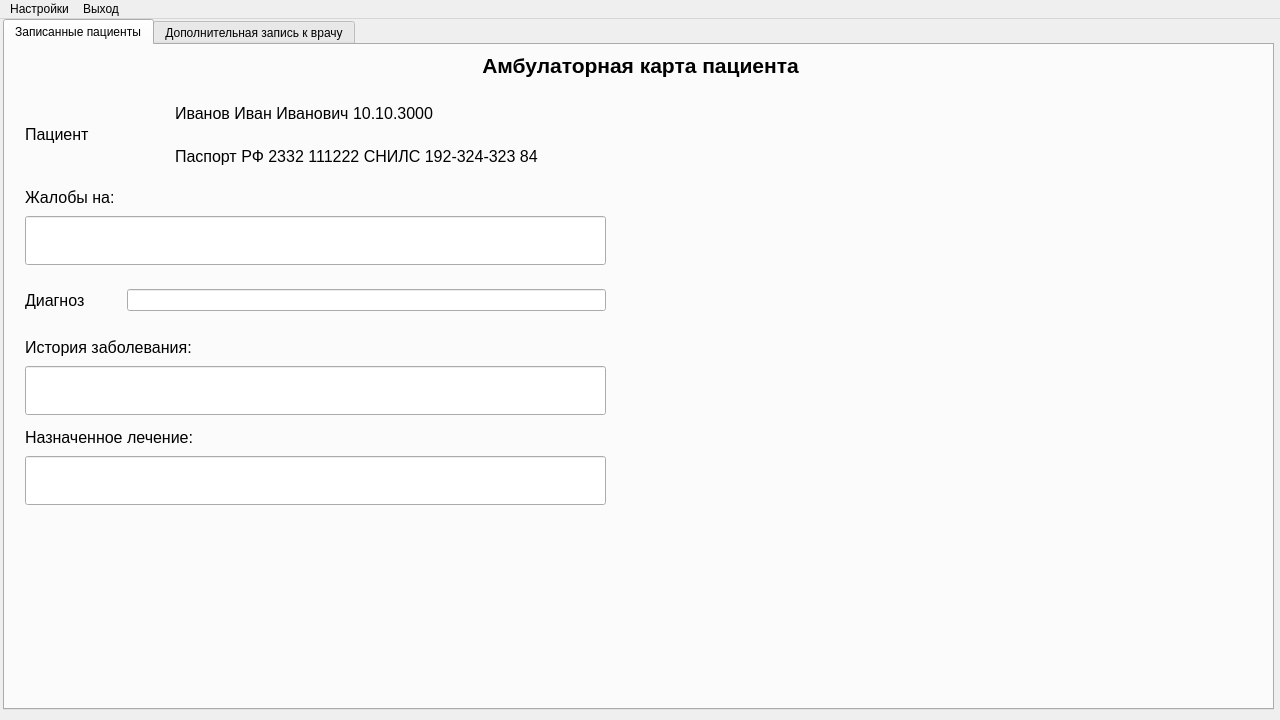
Old version of the form 6th-semester/software-architecture/src/client/View/ApplicationViewUi.ui in the repository theseChains/uni-assignments.
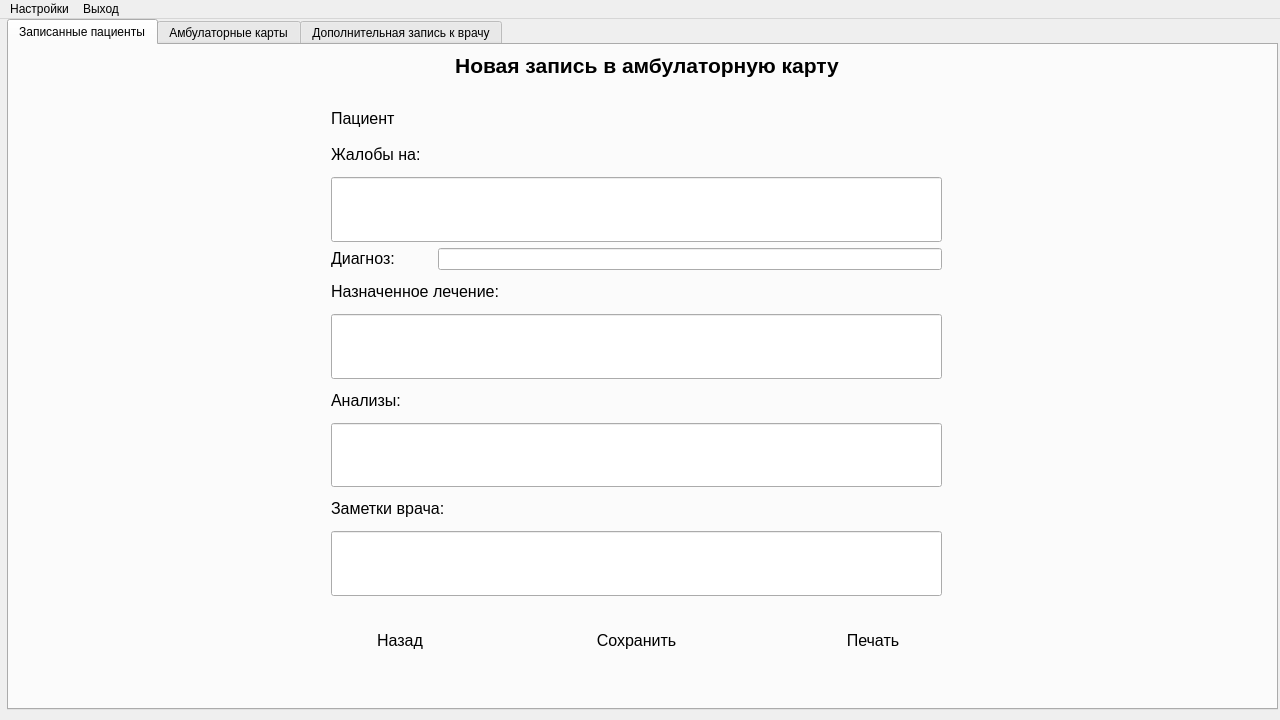
New version of the form. The open tabs and pages were chosen to show the change.

Commit message: Add untested list of appointments and adding a new medical record

What changed in the file:
```diff
--- a/6th-semester/software-architecture/src/client/View/ApplicationViewUi.ui
+++ b/6th-semester/software-architecture/src/client/View/ApplicationViewUi.ui
@@ -17,7 +17,7 @@
    <widget class="QStackedWidget" name="UserStackedWidget">
     <property name="geometry">
      <rect>
-      <x>1</x>
+      <x>4</x>
       <y>0</y>
       <width>1280</width>
       <height>720</height>
@@ -3258,7 +3258,7 @@
      <widget class="QTabWidget" name="tabWidget">
       <property name="geometry">
        <rect>
-        <x>2</x>
+        <x>3</x>
         <y>0</y>
         <width>1271</width>
         <height>691</height>
@@ -3274,7 +3274,7 @@
        <widget class="QStackedWidget" name="DoctorStackedWidget">
         <property name="geometry">
          <rect>
-          <x>0</x>
+          <x>2</x>
           <y>0</y>
           <width>1271</width>
           <height>661</height>
@@ -3492,7 +3492,7 @@
            <item>
             <widget class="QLabel" name="label_102">
              <property name="text">
-              <string>&lt;html&gt;&lt;head/&gt;&lt;body&gt;&lt;p align=&quot;center&quot;&gt;&lt;span style=&quot; font-size:16pt; font-weight:600;&quot;&gt;Амбулаторная карта пациента&lt;/span&gt;&lt;/p&gt;&lt;/body&gt;&lt;/html&gt;</string>
+              <string>&lt;html&gt;&lt;head/&gt;&lt;body&gt;&lt;p align=&quot;center&quot;&gt;&lt;span style=&quot; font-size:16pt; font-weight:600;&quot;&gt;Новая запись в амбулаторную карту&lt;/span&gt;&lt;/p&gt;&lt;/body&gt;&lt;/html&gt;</string>
              </property>
             </widget>
            </item>
@@ -3514,145 +3514,232 @@
          <widget class="QWidget" name="horizontalLayoutWidget_40">
           <property name="geometry">
            <rect>
-            <x>20</x>
-            <y>50</y>
-            <width>581</width>
-            <height>80</height>
+            <x>320</x>
+            <y>60</y>
+            <width>611</width>
+            <height>491</height>
            </rect>
           </property>
-          <layout class="QHBoxLayout" name="horizontalLayout_154" stretch="1,3">
+          <layout class="QVBoxLayout" name="verticalLayout_6">
            <item>
-            <widget class="QLabel" name="label_103">
-             <property name="text">
-              <string>&lt;html&gt;&lt;head/&gt;&lt;body&gt;&lt;p&gt;&lt;span style=&quot; font-size:12pt;&quot;&gt;Пациент&lt;/span&gt;&lt;/p&gt;&lt;/body&gt;&lt;/html&gt;</string>
-             </property>
-            </widget>
+            <layout class="QHBoxLayout" name="horizontalLayout_154" stretch="0,3">
+             <item>
+              <widget class="QLabel" name="label_103">
+               <property name="text">
+                <string>&lt;html&gt;&lt;head/&gt;&lt;body&gt;&lt;p&gt;&lt;span style=&quot; font-size:12pt;&quot;&gt;Пациент&lt;/span&gt;&lt;/p&gt;&lt;/body&gt;&lt;/html&gt;</string>
+               </property>
+              </widget>
+             </item>
+             <item>
+              <layout class="QVBoxLayout" name="verticalLayout_28">
+               <item>
+                <widget class="QLabel" name="MedRecordPatientInfo">
+                 <property name="text">
+                  <string>&lt;html&gt;&lt;head/&gt;&lt;body&gt;&lt;p&gt;&lt;br/&gt;&lt;/p&gt;&lt;/body&gt;&lt;/html&gt;</string>
+                 </property>
+                </widget>
+               </item>
+              </layout>
+             </item>
+            </layout>
            </item>
            <item>
-            <layout class="QVBoxLayout" name="verticalLayout_28">
+            <layout class="QVBoxLayout" name="verticalLayout_30" stretch="1,2">
              <item>
-              <widget class="QLabel" name="label_126">
+              <widget class="QLabel" name="label_128">
                <property name="text">
-                <string>&lt;html&gt;&lt;head/&gt;&lt;body&gt;&lt;p&gt;&lt;span style=&quot; font-size:12pt;&quot;&gt;Иванов Иван Иванович 10.10.3000&lt;/span&gt;&lt;/p&gt;&lt;/body&gt;&lt;/html&gt;</string>
+                <string>&lt;html&gt;&lt;head/&gt;&lt;body&gt;&lt;p&gt;&lt;span style=&quot; font-size:12pt;&quot;&gt;Жалобы на:&lt;/span&gt;&lt;/p&gt;&lt;/body&gt;&lt;/html&gt;</string>
                </property>
               </widget>
              </item>
              <item>
-              <widget class="QLabel" name="label_127">
+              <widget class="QLineEdit" name="ComplaintsLineEdit">
+               <property name="sizePolicy">
+                <sizepolicy hsizetype="Expanding" vsizetype="Preferred">
+                 <horstretch>0</horstretch>
+                 <verstretch>0</verstretch>
+                </sizepolicy>
+               </property>
+              </widget>
+             </item>
+            </layout>
+           </item>
+           <item>
+            <layout class="QHBoxLayout" name="horizontalLayout_156" stretch="1,5">
+             <item>
+              <widget class="QLabel" name="label_129">
                <property name="text">
-                <string>&lt;html&gt;&lt;head/&gt;&lt;body&gt;&lt;p&gt;&lt;span style=&quot; font-size:12pt;&quot;&gt;Паспорт РФ 2332 111222 СНИЛС 192-324-323 84&lt;/span&gt;&lt;/p&gt;&lt;/body&gt;&lt;/html&gt;</string>
+                <string>&lt;html&gt;&lt;head/&gt;&lt;body&gt;&lt;p&gt;&lt;span style=&quot; font-size:12pt;&quot;&gt;Диагноз:&lt;/span&gt;&lt;/p&gt;&lt;/body&gt;&lt;/html&gt;</string>
                </property>
               </widget>
              </item>
+             <item>
+              <widget class="QLineEdit" name="DiagnosisLineEdit"/>
+             </item>
             </layout>
            </item>
-          </layout>
-         </widget>
-         <widget class="QWidget" name="verticalLayoutWidget_13">
-          <property name="geometry">
-           <rect>
-            <x>20</x>
-            <y>140</y>
-            <width>581</width>
-            <height>80</height>
-           </rect>
-          </property>
-          <layout class="QVBoxLayout" name="verticalLayout_30" stretch="1,2">
            <item>
-            <widget class="QLabel" name="label_128">
-             <property name="text">
-              <string>&lt;html&gt;&lt;head/&gt;&lt;body&gt;&lt;p&gt;&lt;span style=&quot; font-size:12pt;&quot;&gt;Жалобы на:&lt;/span&gt;&lt;/p&gt;&lt;/body&gt;&lt;/html&gt;</string>
-             </property>
-            </widget>
+            <layout class="QVBoxLayout" name="verticalLayout_34" stretch="1,2">
+             <item>
+              <widget class="QLabel" name="label_131">
+               <property name="text">
+                <string>&lt;html&gt;&lt;head/&gt;&lt;body&gt;&lt;p&gt;&lt;span style=&quot; font-size:12pt;&quot;&gt;Назначенное лечение:&lt;/span&gt;&lt;/p&gt;&lt;/body&gt;&lt;/html&gt;</string>
+               </property>
+              </widget>
+             </item>
+             <item>
+              <widget class="QLineEdit" name="TreatmentLineEdit">
+               <property name="sizePolicy">
+                <sizepolicy hsizetype="Expanding" vsizetype="Preferred">
+                 <horstretch>0</horstretch>
+                 <verstretch>0</verstretch>
+                </sizepolicy>
+               </property>
+              </widget>
+             </item>
+            </layout>
            </item>
            <item>
-            <widget class="QLineEdit" name="lineEdit_49">
-             <property name="sizePolicy">
-              <sizepolicy hsizetype="Expanding" vsizetype="Preferred">
-               <horstretch>0</horstretch>
-               <verstretch>0</verstretch>
-              </sizepolicy>
-             </property>
-            </widget>
+            <layout class="QVBoxLayout" name="verticalLayout_36" stretch="1,2">
+             <item>
+              <widget class="QLabel" name="label_133">
+               <property name="text">
+                <string>&lt;html&gt;&lt;head/&gt;&lt;body&gt;&lt;p&gt;&lt;span style=&quot; font-size:12pt;&quot;&gt;Анализы:&lt;/span&gt;&lt;/p&gt;&lt;/body&gt;&lt;/html&gt;</string>
+               </property>
+              </widget>
+             </item>
+             <item>
+              <widget class="QLineEdit" name="TestsLineEdit">
+               <property name="sizePolicy">
+                <sizepolicy hsizetype="Expanding" vsizetype="Preferred">
+                 <horstretch>0</horstretch>
+                 <verstretch>0</verstretch>
+                </sizepolicy>
+               </property>
+              </widget>
+             </item>
+            </layout>
            </item>
+           <item>
+            <layout class="QVBoxLayout" name="verticalLayout_31" stretch="1,2">
+             <item>
+              <widget class="QLabel" name="label_130">
+               <property name="text">
+                <string>&lt;html&gt;&lt;head/&gt;&lt;body&gt;&lt;p&gt;&lt;span style=&quot; font-size:12pt;&quot;&gt;Заметки врача:&lt;/span&gt;&lt;/p&gt;&lt;/body&gt;&lt;/html&gt;</string>
+               </property>
+              </widget>
+             </item>
+             <item>
+              <widget class="QLineEdit" name="NotesLineEdit">
+               <property name="sizePolicy">
+                <sizepolicy hsizetype="Expanding" vsizetype="Preferred">
+                 <horstretch>0</horstretch>
+                 <verstretch>0</verstretch>
+                </sizepolicy>
+               </property>
+              </widget>
+             </item>
+            </layout>
+           </item>
           </layout>
          </widget>
          <widget class="QWidget" name="horizontalLayoutWidget_47">
           <property name="geometry">
            <rect>
-            <x>20</x>
-            <y>230</y>
-            <width>581</width>
+            <x>320</x>
+            <y>570</y>
+            <width>611</width>
             <height>51</height>
            </rect>
           </property>
-          <layout class="QHBoxLayout" name="horizontalLayout_156" stretch="1,5">
+          <layout class="QHBoxLayout" name="horizontalLayout_95" stretch="3,2,3,2,3">
            <item>
-            <widget class="QLabel" name="label_129">
+            <widget class="QPushButton" name="BackToAppointedClients">
+             <property name="sizePolicy">
+              <sizepolicy hsizetype="Minimum" vsizetype="Preferred">
+               <horstretch>0</horstretch>
+               <verstretch>0</verstretch>
+              </sizepolicy>
+             </property>
+             <property name="font">
+              <font>
+               <pointsize>12</pointsize>
+              </font>
+             </property>
+             <property name="styleSheet">
+              <string notr="true">border-radius: 25px;</string>
+             </property>
              <property name="text">
-              <string>&lt;html&gt;&lt;head/&gt;&lt;body&gt;&lt;p&gt;&lt;span style=&quot; font-size:12pt;&quot;&gt;Диагноз&lt;/span&gt;&lt;/p&gt;&lt;/body&gt;&lt;/html&gt;</string>
+              <string>Назад</string>
              </property>
             </widget>
            </item>
            <item>
-            <widget class="QLineEdit" name="lineEdit_50"/>
-           </item>
-          </layout>
-         </widget>
-         <widget class="QWidget" name="verticalLayoutWidget_14">
-          <property name="geometry">
-           <rect>
-            <x>20</x>
-            <y>290</y>
-            <width>581</width>
-            <height>80</height>
-           </rect>
-          </property>
-          <layout class="QVBoxLayout" name="verticalLayout_31" stretch="1,2">
-           <item>
-            <widget class="QLabel" name="label_130">
-             <property name="text">
-              <string>&lt;html&gt;&lt;head/&gt;&lt;body&gt;&lt;p&gt;&lt;span style=&quot; font-size:12pt;&quot;&gt;История заболевания:&lt;/span&gt;&lt;/p&gt;&lt;/body&gt;&lt;/html&gt;</string>
+            <spacer name="horizontalSpacer_34">
+             <property name="orientation">
+              <enum>Qt::Horizontal</enum>
              </property>
-            </widget>
+             <property name="sizeHint" stdset="0">
+              <size>
+               <width>40</width>
+               <height>20</height>
+              </size>
+             </property>
+            </spacer>
            </item>
            <item>
-            <widget class="QLineEdit" name="lineEdit_53">
+            <widget class="QPushButton" name="SaveMedRecordButton">
              <property name="sizePolicy">
-              <sizepolicy hsizetype="Expanding" vsizetype="Preferred">
+              <sizepolicy hsizetype="Minimum" vsizetype="Preferred">
                <horstretch>0</horstretch>
                <verstretch>0</verstretch>
               </sizepolicy>
              </property>
+             <property name="font">
+              <font>
+               <pointsize>12</pointsize>
+              </font>
+             </property>
+             <property name="styleSheet">
+              <string notr="true">border-radius: 25px;</string>
+             </property>
+             <property name="text">
+              <string>Сохранить</string>
+             </property>
             </widget>
            </item>
-          </layout>
-         </widget>
-         <widget class="QWidget" name="verticalLayoutWidget_15">
-          <property name="geometry">
-           <rect>
-            <x>20</x>
-            <y>380</y>
-            <width>581</width>
-            <height>80</height>
-           </rect>
-          </property>
-          <layout class="QVBoxLayout" name="verticalLayout_34" stretch="1,2">
            <item>
-            <widget class="QLabel" name="label_131">
-             <property name="text">
-              <string>&lt;html&gt;&lt;head/&gt;&lt;body&gt;&lt;p&gt;&lt;span style=&quot; font-size:12pt;&quot;&gt;Назначенное лечение:&lt;/span&gt;&lt;/p&gt;&lt;/body&gt;&lt;/html&gt;</string>
+            <spacer name="horizontalSpacer_35">
+             <property name="orientation">
+              <enum>Qt::Horizontal</enum>
              </property>
-            </widget>
+             <property name="sizeHint" stdset="0">
+              <size>
+               <width>40</width>
+               <height>20</height>
+              </size>
+             </property>
+            </spacer>
            </item>
            <item>
-            <widget class="QLineEdit" name="lineEdit_54">
+            <widget class="QPushButton" name="pushButton_10">
              <property name="sizePolicy">
-              <sizepolicy hsizetype="Expanding" vsizetype="Preferred">
+              <sizepolicy hsizetype="Minimum" vsizetype="Preferred">
                <horstretch>0</horstretch>
                <verstretch>0</verstretch>
               </sizepolicy>
              </property>
+             <property name="font">
+              <font>
+               <pointsize>12</pointsize>
+              </font>
+             </property>
+             <property name="styleSheet">
+              <string notr="true">border-radius: 25px;</string>
+             </property>
+             <property name="text">
+              <string>Печать</string>
+             </property>
             </widget>
            </item>
           </layout>
@@ -3660,6 +3747,260 @@
         </widget>
        </widget>
       </widget>
+      <widget class="QWidget" name="tab_7">
+       <attribute name="title">
+        <string>Амбулаторные карты</string>
+       </attribute>
+       <widget class="QWidget" name="horizontalLayoutWidget_23">
+        <property name="geometry">
+         <rect>
+          <x>0</x>
+          <y>120</y>
+          <width>1271</width>
+          <height>411</height>
+         </rect>
+        </property>
+        <layout class="QHBoxLayout" name="horizontalLayout_73" stretch="2,10,2">
+         <item>
+          <spacer name="horizontalSpacer_39">
+           <property name="orientation">
+            <enum>Qt::Horizontal</enum>
+           </property>
+           <property name="sizeHint" stdset="0">
+            <size>
+             <width>40</width>
+             <height>20</height>
+            </size>
+           </property>
+          </spacer>
+         </item>
+         <item>
+          <widget class="QTableWidget" name="FoundClientsTable_2">
+           <property name="sizePolicy">
+            <sizepolicy hsizetype="Expanding" vsizetype="Expanding">
+             <horstretch>0</horstretch>
+             <verstretch>0</verstretch>
+            </sizepolicy>
+           </property>
+           <property name="horizontalScrollBarPolicy">
+            <enum>Qt::ScrollBarAlwaysOff</enum>
+           </property>
+           <property name="sizeAdjustPolicy">
+            <enum>QAbstractScrollArea::AdjustIgnored</enum>
+           </property>
+           <property name="columnCount">
+            <number>4</number>
+           </property>
+           <attribute name="horizontalHeaderMinimumSectionSize">
+            <number>40</number>
+           </attribute>
+           <attribute name="horizontalHeaderDefaultSectionSize">
+            <number>224</number>
+           </attribute>
+           <attribute name="horizontalHeaderStretchLastSection">
+            <bool>true</bool>
+           </attribute>
+           <attribute name="verticalHeaderVisible">
+            <bool>false</bool>
+           </attribute>
+           <attribute name="verticalHeaderDefaultSectionSize">
+            <number>40</number>
+           </attribute>
+           <column/>
+           <column/>
+           <column/>
+           <column/>
+          </widget>
+         </item>
+         <item>
+          <spacer name="horizontalSpacer_40">
+           <property name="orientation">
+            <enum>Qt::Horizontal</enum>
+           </property>
+           <property name="sizeHint" stdset="0">
+            <size>
+             <width>40</width>
+             <height>20</height>
+            </size>
+           </property>
+          </spacer>
+         </item>
+        </layout>
+       </widget>
+       <widget class="QWidget" name="horizontalLayoutWidget_21">
+        <property name="geometry">
+         <rect>
+          <x>0</x>
+          <y>0</y>
+          <width>1271</width>
+          <height>41</height>
+         </rect>
+        </property>
+        <layout class="QHBoxLayout" name="horizontalLayout_71">
+         <item>
+          <spacer name="horizontalSpacer_28">
+           <property name="orientation">
+            <enum>Qt::Horizontal</enum>
+           </property>
+           <property name="sizeHint" stdset="0">
+            <size>
+             <width>40</width>
+             <height>20</height>
+            </size>
+           </property>
+          </spacer>
+         </item>
+         <item>
+          <widget class="QLabel" name="label_59">
+           <property name="text">
+            <string>&lt;html&gt;&lt;head/&gt;&lt;body&gt;&lt;p align=&quot;center&quot;&gt;&lt;span style=&quot; font-size:16pt; font-weight:600;&quot;&gt;Список пациентов&lt;/span&gt;&lt;/p&gt;&lt;/body&gt;&lt;/html&gt;</string>
+           </property>
+          </widget>
+         </item>
+         <item>
+          <spacer name="horizontalSpacer_30">
+           <property name="orientation">
+            <enum>Qt::Horizontal</enum>
+           </property>
+           <property name="sizeHint" stdset="0">
+            <size>
+             <width>40</width>
+             <height>20</height>
+            </size>
+           </property>
+          </spacer>
+         </item>
+        </layout>
+       </widget>
+       <widget class="QWidget" name="horizontalLayoutWidget_22">
+        <property name="geometry">
+         <rect>
+          <x>190</x>
+          <y>560</y>
+          <width>891</width>
+          <height>51</height>
+         </rect>
+        </property>
+        <layout class="QHBoxLayout" name="horizontalLayout_72" stretch="2,1,2">
+         <item>
+          <spacer name="horizontalSpacer_31">
+           <property name="orientation">
+            <enum>Qt::Horizontal</enum>
+           </property>
+           <property name="sizeHint" stdset="0">
+            <size>
+             <width>40</width>
+             <height>20</height>
+            </size>
+           </property>
+          </spacer>
+         </item>
+         <item>
+          <widget class="QPushButton" name="OpenOutpatientCardButton_2">
+           <property name="sizePolicy">
+            <sizepolicy hsizetype="Minimum" vsizetype="Preferred">
+             <horstretch>0</horstretch>
+             <verstretch>0</verstretch>
+            </sizepolicy>
+           </property>
+           <property name="font">
+            <font>
+             <pointsize>12</pointsize>
+            </font>
+           </property>
+           <property name="styleSheet">
+            <string notr="true">border-radius: 25px;</string>
+           </property>
+           <property name="text">
+            <string>Открыть карту</string>
+           </property>
+          </widget>
+         </item>
+         <item>
+          <spacer name="horizontalSpacer_38">
+           <property name="orientation">
+            <enum>Qt::Horizontal</enum>
+           </property>
+           <property name="sizeHint" stdset="0">
+            <size>
+             <width>40</width>
+             <height>20</height>
+            </size>
+           </property>
+          </spacer>
+         </item>
+        </layout>
+       </widget>
+       <widget class="QWidget" name="horizontalLayoutWidget">
+        <property name="geometry">
+         <rect>
+          <x>0</x>
+          <y>60</y>
+          <width>1271</width>
+          <height>41</height>
+         </rect>
+        </property>
+        <layout class="QHBoxLayout" name="horizontalLayout_17" stretch="3,2,2,2,1,3">
+         <property name="spacing">
+          <number>20</number>
+         </property>
+         <item>
+          <spacer name="horizontalSpacer_4">
+           <property name="orientation">
+            <enum>Qt::Horizontal</enum>
+           </property>
+           <property name="sizeHint" stdset="0">
+            <size>
+             <width>40</width>
+             <height>20</height>
+            </size>
+           </property>
+          </spacer>
+         </item>
+         <item>
+          <widget class="QLineEdit" name="lineEdit_3">
+           <property name="placeholderText">
+            <string>Фамилия</string>
+           </property>
+          </widget>
+         </item>
+         <item>
+          <widget class="QLineEdit" name="lineEdit_2">
+           <property name="placeholderText">
+            <string>Имя</string>
+           </property>
+          </widget>
+         </item>
+         <item>
+          <widget class="QLineEdit" name="lineEdit">
+           <property name="placeholderText">
+            <string>Отчество</string>
+           </property>
+          </widget>
+         </item>
+         <item>
+          <widget class="QPushButton" name="SearchOutpatientCardsButton">
+           <property name="text">
+            <string>Поиск</string>
+           </property>
+          </widget>
+         </item>
+         <item>
+          <spacer name="horizontalSpacer_6">
+           <property name="orientation">
+            <enum>Qt::Horizontal</enum>
+           </property>
+           <property name="sizeHint" stdset="0">
+            <size>
+             <width>40</width>
+             <height>20</height>
+            </size>
+           </property>
+          </spacer>
+         </item>
+        </layout>
+       </widget>
+      </widget>
       <widget class="QWidget" name="tab_6">
        <attribute name="title">
         <string>Дополнительная запись к врачу</string>
```
Left out of the diff: 215 changed lines with no effect on the pictures. The commit also changes 20 other files.
